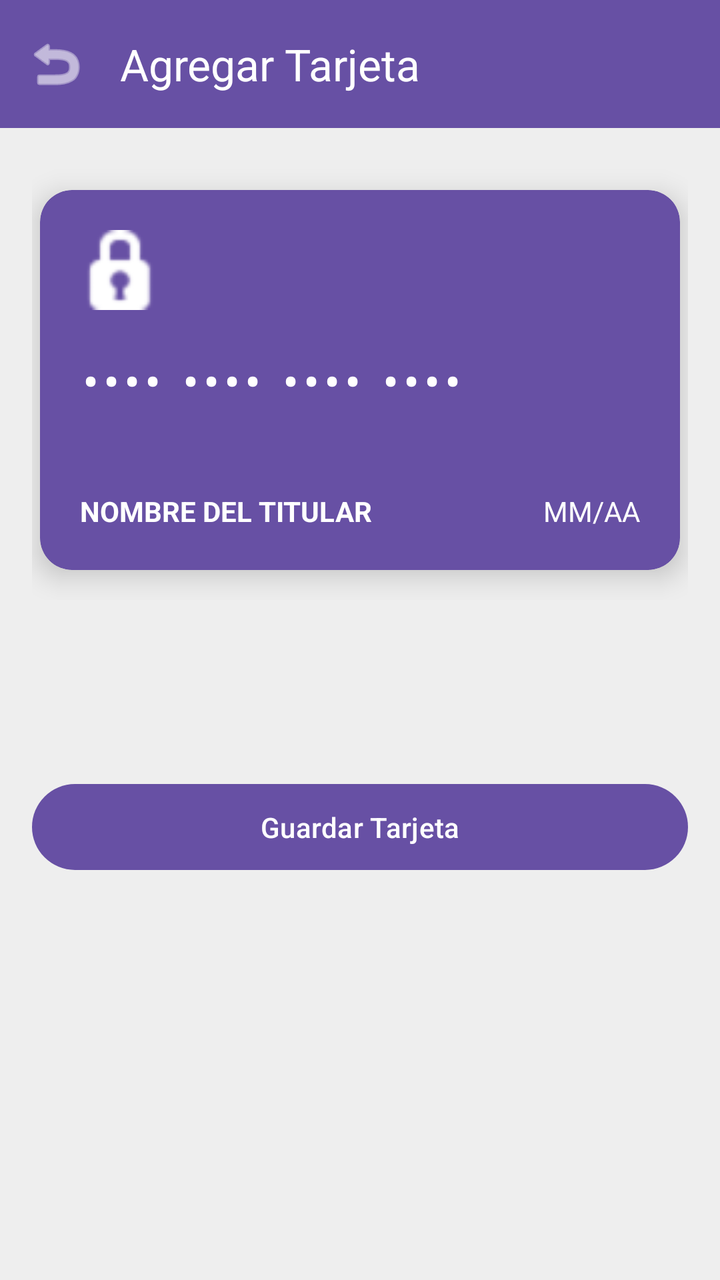
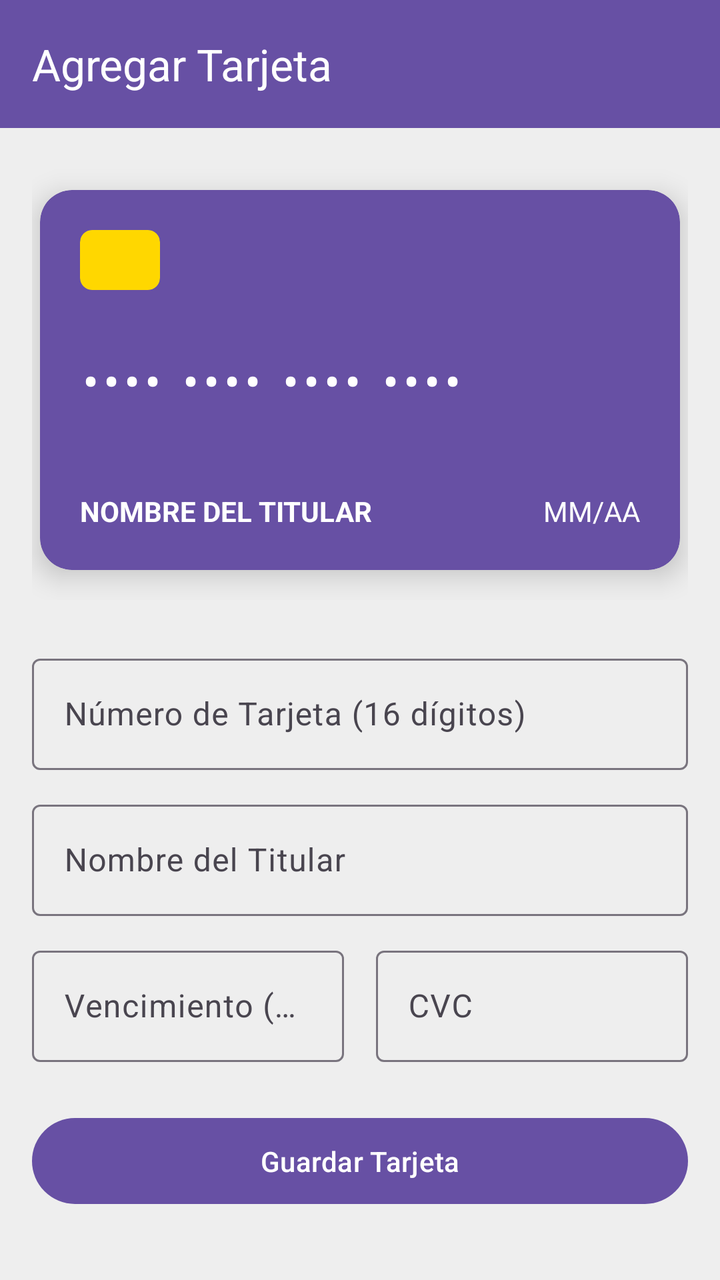

Screens rendered from an Android XML layout before and after an edit, with the pre-edit source and the edit as a unified diff.
<!-- AndroidManifest.xml: application theme Theme.CreditSync -->
<!-- res/layout/activity_add_tarjeta.xml -->
<?xml version="1.0" encoding="utf-8"?>
<LinearLayout
    xmlns:android="http://schemas.android.com/apk/res/android"
    xmlns:app="http://schemas.android.com/apk/res-auto"
    xmlns:tools="http://schemas.android.com/tools"
    android:layout_width="match_parent"
    android:layout_height="match_parent"
    android:orientation="vertical"
    android:background="?attr/colorSurface">

    <com.google.android.material.appbar.MaterialToolbar
        android:id="@+id/toolbarAdd"
        android:layout_width="match_parent"
        android:layout_height="?attr/actionBarSize"
        android:background="?attr/colorPrimary"
        app:titleTextColor="?attr/colorOnPrimary"
        app:navigationIcon="@android:drawable/ic_menu_revert"
        app:navigationIconTint="?attr/colorOnPrimary"
        app:title="Agregar Tarjeta" />

    <ScrollView
        android:layout_width="match_parent"
        android:layout_height="match_parent"
        android:padding="16dp">

        <LinearLayout
            android:layout_width="match_parent"
            android:layout_height="wrap_content"
            android:orientation="vertical">

            
            <FrameLayout
                android:layout_width="match_parent"
                android:layout_height="220dp"
                android:layout_marginBottom="24dp">

                
                <com.google.android.material.card.MaterialCardView
                    android:id="@+id/cardFrente"
                    android:layout_width="320dp"
                    android:layout_height="190dp"
                    android:layout_gravity="center"
                    app:cardBackgroundColor="?attr/colorPrimary"
                    app:cardCornerRadius="16dp"
                    app:cardElevation="8dp"
                    app:strokeWidth="0dp">

                    <androidx.constraintlayout.widget.ConstraintLayout
                        android:layout_width="match_parent"
                        android:layout_height="match_parent"
                        android:padding="20dp">

                        <ImageView
                            android:layout_width="40dp"
                            android:layout_height="40dp"
                            android:src="@android:drawable/ic_secure"
                            app:tint="#FFFFFF"
                            app:layout_constraintStart_toStartOf="parent"
                            app:layout_constraintTop_toTopOf="parent" />

                        <TextView
                            android:id="@+id/tvPreviewNumero"
                            android:layout_width="match_parent"
                            android:layout_height="wrap_content"
                            android:text="•••• •••• •••• ••••"
                            android:textColor="#FFFFFF"
                            android:textSize="24sp"
                            android:letterSpacing="0.1"
                            app:layout_constraintBottom_toBottomOf="parent"
                            app:layout_constraintTop_toTopOf="parent" />

                        <TextView
                            android:id="@+id/tvPreviewNombre"
                            android:layout_width="wrap_content"
                            android:layout_height="wrap_content"
                            android:text="NOMBRE DEL TITULAR"
                            android:textColor="#FFFFFF"
                            android:textStyle="bold"
                            android:textAllCaps="true"
                            app:layout_constraintBottom_toBottomOf="parent"
                            app:layout_constraintStart_toStartOf="parent" />

                        <TextView
                            android:id="@+id/tvPreviewFecha"
                            android:layout_width="wrap_content"
                            android:layout_height="wrap_content"
                            android:text="MM/AA"
                            android:textColor="#FFFFFF"
                            app:layout_constraintBottom_toBottomOf="parent"
                            app:layout_constraintEnd_toEndOf="parent" />
                    </androidx.constraintlayout.widget.ConstraintLayout>
                </com.google.android.material.card.MaterialCardView>

                
                <com.google.android.material.card.MaterialCardView
                    android:id="@+id/cardAtras"
                    android:layout_width="320dp"
                    android:layout_height="190dp"
                    android:layout_gravity="center"
                    android:visibility="gone"
                    app:cardBackgroundColor="?attr/colorPrimary"
                    app:cardCornerRadius="16dp"
                    app:cardElevation="8dp"
                    app:strokeWidth="0dp">

                    <LinearLayout
                        android:layout_width="match_parent"
                        android:layout_height="match_parent"
                        android:orientation="vertical"
                        android:paddingTop="24dp">

                        
                        <View
                            android:layout_width="match_parent"
                            android:layout_height="40dp"
                            android:background="#222222" />

                        
                        <LinearLayout
                            android:layout_width="match_parent"
                            android:layout_height="40dp"
                            android:layout_marginTop="16dp"
                            android:layout_marginHorizontal="16dp"
                            android:background="#DDDDDD"
                            android:gravity="center_vertical|end"
                            android:paddingEnd="12dp">

                            <TextView
                                android:id="@+id/tvPreviewCvc"
                                android:layout_width="wrap_content"
                                android:layout_height="wrap_content"
                                android:text="•••"
                                android:textColor="#000000"
                                android:textStyle="bold"
                                android:textSize="18sp" />
                        </LinearLayout>
                    </LinearLayout>
                </com.google.android.material.card.MaterialCardView>
            </FrameLayout>

            
            <com.google.android.material.textfield.TextInputLayout
                android:layout_width="match_parent"
                android:layout_height="wrap_content"
                android:hint="Número de Tarjeta (16 dígitos)"
                android:layout_marginBottom="12dp">
                <com.google.android.material.textfield.TextInputEditText
                    android:id="@+id/etNumero"
                    android:inputType="number"
                    android:maxLength="16" />
            </com.google.android.material.textfield.TextInputLayout>

            <com.google.android.material.textfield.TextInputLayout
                android:layout_width="match_parent"
                android:layout_height="wrap_content"
                android:hint="Nombre del Titular"
                android:layout_marginBottom="12dp">
                <com.google.android.material.textfield.TextInputEditText
                    android:id="@+id/etNombre"
                    android:inputType="textCapCharacters" />
            </com.google.android.material.textfield.TextInputLayout>

            <LinearLayout
                android:layout_width="match_parent"
                android:layout_height="wrap_content"
                android:orientation="horizontal"
                android:layout_marginBottom="24dp">

                <com.google.android.material.textfield.TextInputLayout
                    android:layout_width="0dp"
                    android:layout_height="wrap_content"
                    android:layout_weight="1"
                    android:hint="Vencimiento (MM/AA)"
                    android:layout_marginEnd="8dp">
                    <com.google.android.material.textfield.TextInputEditText
                        android:id="@+id/etFecha"
                        android:inputType="number"
                        android:maxLength="5" />
                </com.google.android.material.textfield.TextInputLayout>

                <com.google.android.material.textfield.TextInputLayout
                    android:layout_width="0dp"
                    android:layout_height="wrap_content"
                    android:layout_weight="1"
                    android:hint="CVC"
                    android:layout_marginStart="8dp">
                    <com.google.android.material.textfield.TextInputEditText
                        android:id="@+id/etCvc"
                        android:inputType="numberPassword"
                        android:maxLength="4" />
                </com.google.android.material.textfield.TextInputLayout>
            </LinearLayout>

            <com.google.android.material.button.MaterialButton
                android:id="@+id/btnGuardar"
                android:layout_width="match_parent"
                android:layout_height="wrap_content"
                android:text="Guardar Tarjeta"
                android:padding="12dp" />

        </LinearLayout>
    </ScrollView>
</LinearLayout>
<!-- resources referenced by this layout -->
<resources>
  <style name="Theme.CreditSync" parent="Base.Theme.CreditSync" />
  <style name="Base.Theme.CreditSync" parent="Theme.Material3.DayNight.NoActionBar">
          
          <item name="colorPrimary">@color/md_theme_light_primary</item>
          <item name="colorOnPrimary">@color/md_theme_light_onPrimary</item>
          
          <item name="android:colorBackground">@color/md_theme_light_background</item>
          <item name="colorSurface">@color/md_theme_light_surface</item>
      </style>
  <color name="md_theme_light_primary">#6750A4</color>
  <color name="md_theme_light_onPrimary">#FFFFFF</color>
  <color name="md_theme_light_background">#FDFBFF</color>
  <color name="md_theme_light_surface">#EEEEEE</color>
</resources>

<!-- the commit's change to res/layout/activity_add_tarjeta.xml (unified diff, before → after) -->
@@ -14,8 +14,6 @@
         android:layout_height="?attr/actionBarSize"
         android:background="?attr/colorPrimary"
         app:titleTextColor="?attr/colorOnPrimary"
-        app:navigationIcon="@android:drawable/ic_menu_revert"
-        app:navigationIconTint="?attr/colorOnPrimary"
         app:title="Agregar Tarjeta" />
 
     <ScrollView
@@ -50,11 +48,13 @@
                         android:layout_height="match_parent"
                         android:padding="20dp">
 
-                        <ImageView
+                        
+                        <com.google.android.material.card.MaterialCardView
                             android:layout_width="40dp"
-                            android:layout_height="40dp"
-                            android:src="@android:drawable/ic_secure"
-                            app:tint="#FFFFFF"
+                            android:layout_height="30dp"
+                            app:cardBackgroundColor="#FFD700"
+                            app:cardCornerRadius="6dp"
+                            app:strokeWidth="0dp"
                             app:layout_constraintStart_toStartOf="parent"
                             app:layout_constraintTop_toTopOf="parent" />
 
@@ -109,13 +109,11 @@
                         android:orientation="vertical"
                         android:paddingTop="24dp">
 
-                        
                         <View
                             android:layout_width="match_parent"
                             android:layout_height="40dp"
                             android:background="#222222" />
 
-                        
                         <LinearLayout
                             android:layout_width="match_parent"
                             android:layout_height="40dp"
@@ -146,6 +144,8 @@
                 android:layout_marginBottom="12dp">
                 <com.google.android.material.textfield.TextInputEditText
                     android:id="@+id/etNumero"
+                    android:layout_width="match_parent"
+                    android:layout_height="wrap_content"
                     android:inputType="number"
                     android:maxLength="16" />
             </com.google.android.material.textfield.TextInputLayout>
@@ -157,6 +157,8 @@
                 android:layout_marginBottom="12dp">
                 <com.google.android.material.textfield.TextInputEditText
                     android:id="@+id/etNombre"
+                    android:layout_width="match_parent"
+                    android:layout_height="wrap_content"
                     android:inputType="textCapCharacters" />
             </com.google.android.material.textfield.TextInputLayout>
 
@@ -174,6 +176,8 @@
                     android:layout_marginEnd="8dp">
                     <com.google.android.material.textfield.TextInputEditText
                         android:id="@+id/etFecha"
+                        android:layout_width="match_parent"
+                        android:layout_height="wrap_content"
                         android:inputType="number"
                         android:maxLength="5" />
                 </com.google.android.material.textfield.TextInputLayout>
@@ -186,6 +190,8 @@
                     android:layout_marginStart="8dp">
                     <com.google.android.material.textfield.TextInputEditText
                         android:id="@+id/etCvc"
+                        android:layout_width="match_parent"
+                        android:layout_height="wrap_content"
                         android:inputType="numberPassword"
                         android:maxLength="4" />
                 </com.google.android.material.textfield.TextInputLayout>
